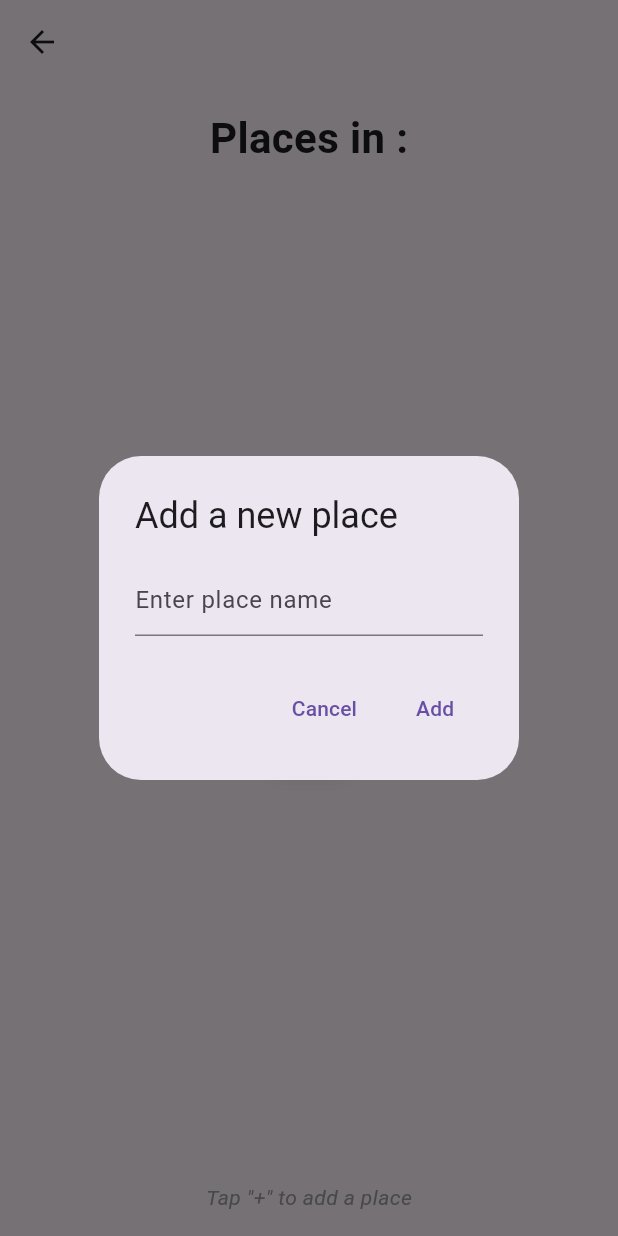
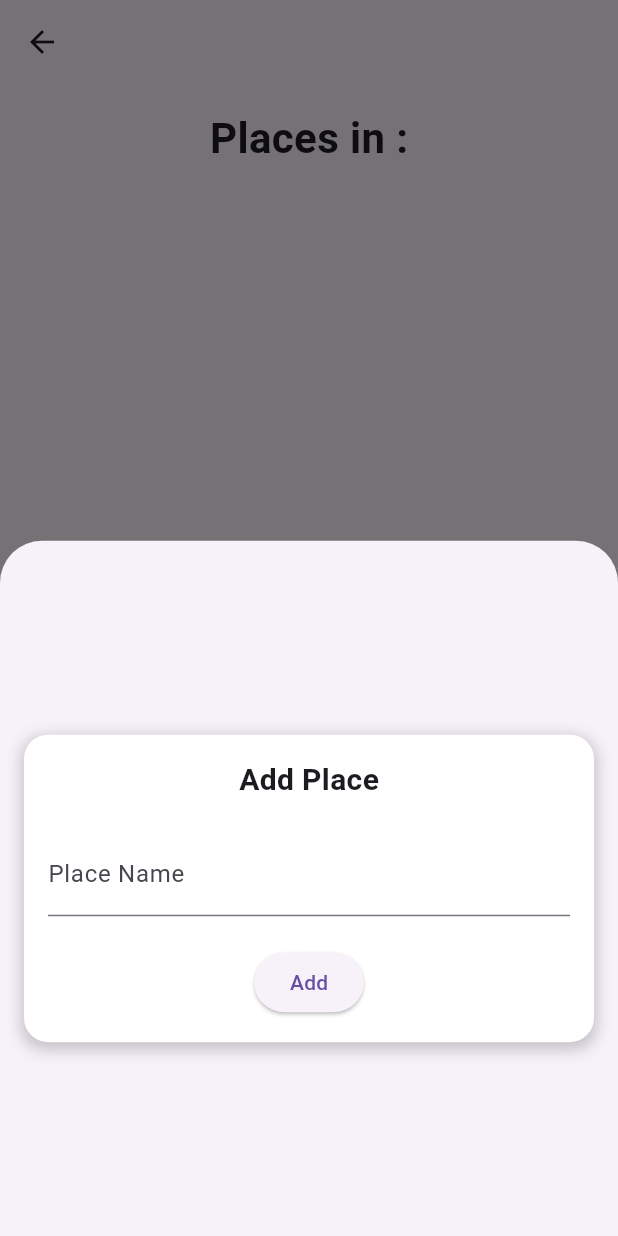
Before and after one commit to davidchocholaty/DormTracker, a Flutter app: the DormDetailScreen screen opened directly with empty values, after a tap on the "add" icon, on a phone screen of 412 x 824 dp. Run offline on Flutter 3.47's test engine with Material 3 defaults, Android fonts, the phone set to English and light mode, and no system bars.

Commit message:
Fix saving problems

```diff
--- /dev/null
+++ b/dorm_tracker/lib/screens/add_edit_place_screen.dart
@@ -0,0 +1,109 @@
+import 'package:flutter/material.dart';
+
+class AddEditPlaceScreen extends StatefulWidget {
+  final String? place;
+  final bool isEditing;
+
+  const AddEditPlaceScreen({super.key, this.place, this.isEditing = false});
+
+  @override
+  AddEditPlaceScreenState createState() => AddEditPlaceScreenState();
+}
+
+class AddEditPlaceScreenState extends State<AddEditPlaceScreen> {
+  final _formKey = GlobalKey<FormState>();
+  late String _placeName;
+
+  @override
+  void initState() {
+    super.initState();
+    _placeName = widget.place ?? '';
+  }
+
+  @override
+  Widget build(BuildContext context) {
+    return Padding(
+      padding: const EdgeInsets.all(16.0),
+      child: Center(
+        child: Container(
+          constraints: const BoxConstraints(maxWidth: 400),
+          decoration: BoxDecoration(
+            color: Colors.white,
+            borderRadius: BorderRadius.circular(16.0),
+            boxShadow: [
+              BoxShadow(
+                color: Colors.black.withOpacity(0.2),
+                spreadRadius: 2,
+                blurRadius: 8,
+                offset: const Offset(0, 3),
+              ),
+            ],
+          ),
+          child: Padding(
+            padding: const EdgeInsets.all(16.0),
+            child: Column(
+              mainAxisSize: MainAxisSize.min,
+              children: [
+                Text(
+                  widget.isEditing ? 'Edit Place' : 'Add Place',
+                  style: const TextStyle(
+                    fontSize: 20,
+                    fontWeight: FontWeight.bold,
+                  ),
+                ),
+                const SizedBox(height: 20),
+                Form(
+                  key: _formKey,
+                  child: Column(
+                    children: [
+                      TextFormField(
+                        initialValue: _placeName,
+                        decoration: const InputDecoration(labelText: 'Place Name'),
+                        validator: (value) {
+                          if (value == null || value.isEmpty) {
+                            return 'Please enter a name';
+                          }
+                          return null;
+                        },
+                        onSaved: (value) {
+                          _placeName = value!;
+                        },
+                      ),
+                      const SizedBox(height: 20),
+                      Row(
+                        mainAxisAlignment: MainAxisAlignment.center,
+                        children: [
+                          ElevatedButton(
+                            onPressed: () {
+                              if (_formKey.currentState!.validate()) {
+                                _formKey.currentState!.save();
+                                Navigator.of(context).pop(_placeName);
+                              }
+                            },
+                            child: Text(widget.isEditing ? 'Save' : 'Add'),
+                          ),
+                          if (widget.isEditing)
+                            const SizedBox(width: 10),
+                          if (widget.isEditing)
+                            ElevatedButton(
+                              onPressed: () {
+                                Navigator.of(context).pop('delete');
+                              },
+                              style: ElevatedButton.styleFrom(
+                                backgroundColor: Colors.red,
+                              ),
+                              child: const Text('Delete'),
+                            ),
+                        ],
+                      ),
+                    ],
+                  ),
+                ),
+              ],
+            ),
+          ),
+        ),
+      ),
+    );
+  }
+}
--- a/dorm_tracker/lib/screens/dorm_detail_screen.dart
+++ b/dorm_tracker/lib/screens/dorm_detail_screen.dart
@@ -1,5 +1,6 @@
 import 'package:flutter/material.dart';
 import 'package:dorm_tracker/models/dorm.dart';
+import 'package:dorm_tracker/screens/add_edit_place_screen.dart';
 
 class DormDetailScreen extends StatefulWidget {
   final Dorm dorm;
@@ -16,12 +17,18 @@ class DormDetailScreenState extends State<DormDetailScreen> {
   @override
   void initState() {
     super.initState();
-    places = List.from(widget.dorm.places); // Copy to allow modifications
+    places = List.from(widget.dorm.places); // Initialize from dorm's places
   }
 
   void _addPlace(String place) {
     setState(() {
       places.add(place);
+    });
+  }
+
+  void _editPlace(int index, String place) {
+    setState(() {
+      places[index] = place;
     });
   }
 
@@ -31,39 +38,12 @@ class DormDetailScreenState extends State<DormDetailScreen> {
     });
   }
 
-  void _showAddPlaceDialog() {
-    String newPlace = '';
-    showDialog(
-      context: context,
-      builder: (context) => AlertDialog(
-        title: const Text("Add a new place"),
-        content: TextField(
-          onChanged: (value) => newPlace = value,
-          decoration: const InputDecoration(hintText: "Enter place name"),
-        ),
-        actions: [
-          TextButton(
-            onPressed: () => Navigator.pop(context),
-            child: const Text("Cancel"),
-          ),
-          TextButton(
-            onPressed: () {
-              if (newPlace.isNotEmpty) {
-                _addPlace(newPlace);
-                Navigator.pop(context);
-              }
-            },
-            child: const Text("Add"),
-          ),
-        ],
-      ),
-    );
-  }
-
   @override
   Widget build(BuildContext context) {
     return Scaffold(
-      appBar: AppBar(title: Text(widget.dorm.name)),
+      appBar: AppBar(
+        title: Text(widget.dorm.name),
+      ),
       body: Padding(
         padding: const EdgeInsets.all(16.0),
         child: Column(
@@ -71,7 +51,10 @@ class DormDetailScreenState extends State<DormDetailScreen> {
           children: [
             Text(
               'Places in ${widget.dorm.name}:',
-              style: const TextStyle(fontSize: 28, fontWeight: FontWeight.bold),
+              style: const TextStyle(
+                fontSize: 28,
+                fontWeight: FontWeight.bold,
+              ),
             ),
             const SizedBox(height: 20),
             if (places.isEmpty)
@@ -81,12 +64,20 @@ class DormDetailScreenState extends State<DormDetailScreen> {
                     mainAxisAlignment: MainAxisAlignment.center,
                     children: [
                       const Text(
-                        'No places added yet.',
+                        'No places added yet. Add a place!',
                         style: TextStyle(fontSize: 18, color: Colors.grey),
                       ),
                       const SizedBox(height: 20),
                       FloatingActionButton(
-                        onPressed: _showAddPlaceDialog,
+                        onPressed: () async {
+                          final result = await showModalBottomSheet(
+                            context: context,
+                            builder: (context) => const AddEditPlaceScreen(),
+                          );
+                          if (result != null && result is String) {
+                            _addPlace(result);
+                          }
+                        },
                         child: const Icon(Icons.add),
                       ),
                     ],
@@ -97,20 +88,36 @@ class DormDetailScreenState extends State<DormDetailScreen> {
               Expanded(
                 child: ListView.builder(
                   itemCount: places.length,
-                  itemBuilder: (context, index) => Card(
-                    child: ListTile(
-                      title: Text(places[index]),
-                      trailing: IconButton(
-                        icon: const Icon(Icons.delete, color: Colors.red),
-                        onPressed: () => _deletePlace(index),
+                  itemBuilder: (context, index) {
+                    return GestureDetector(
+                      onLongPress: () async {
+                        final result = await showModalBottomSheet(
+                          context: context,
+                          builder: (context) => AddEditPlaceScreen(
+                            place: places[index],
+                            isEditing: true,
+                          ),
+                        );
+                        if (result != null) {
+                          if (result == 'delete') {
+                            _deletePlace(index);
+                          } else {
+                            _editPlace(index, result);
+                          }
+                        }
+                      },
+                      child: Card(
+                        child: ListTile(
+                          title: Text(places[index]),
+                        ),
                       ),
-                    ),
-                  ),
+                    );
+                  },
                 ),
               ),
             const SizedBox(height: 20),
             const Text(
-              'Tap "+" to add a place',
+              'Hold card to modify',
               style: TextStyle(fontStyle: FontStyle.italic, color: Colors.grey),
             ),
           ],
@@ -119,7 +126,15 @@ class DormDetailScreenState extends State<DormDetailScreen> {
       floatingActionButton: places.isEmpty
           ? null
           : FloatingActionButton(
-              onPressed: _showAddPlaceDialog,
+              onPressed: () async {
+                final result = await showModalBottomSheet(
+                  context: context,
+                  builder: (context) => const AddEditPlaceScreen(),
+                );
+                if (result != null && result is String) {
+                  _addPlace(result);
+                }
+              },
               child: const Icon(Icons.add),
             ),
     );
```
